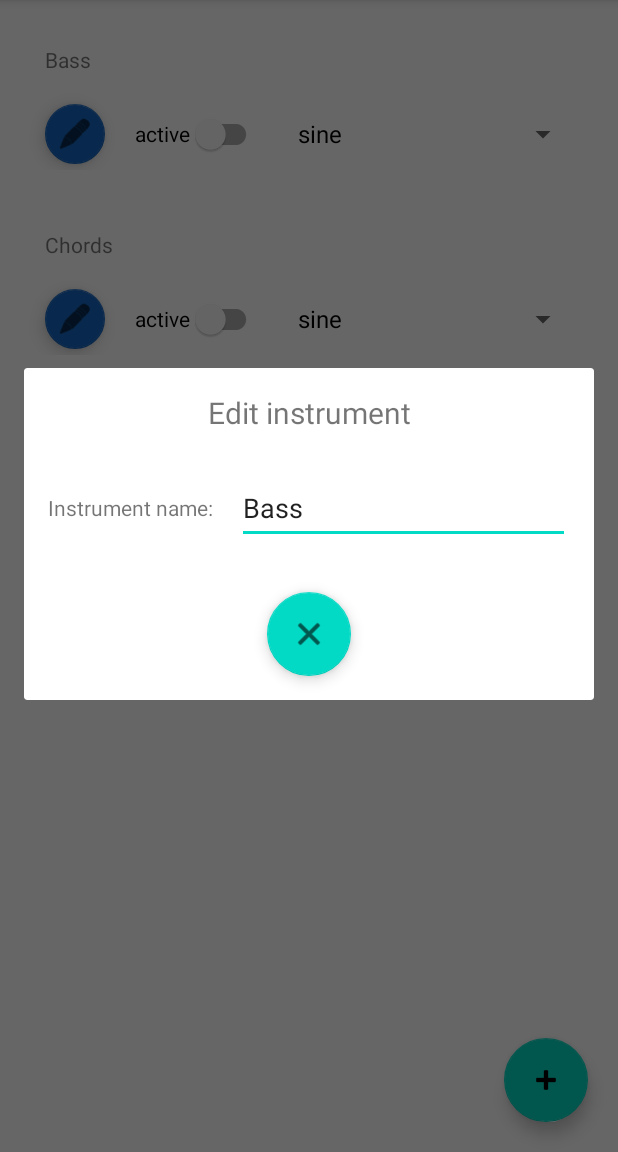
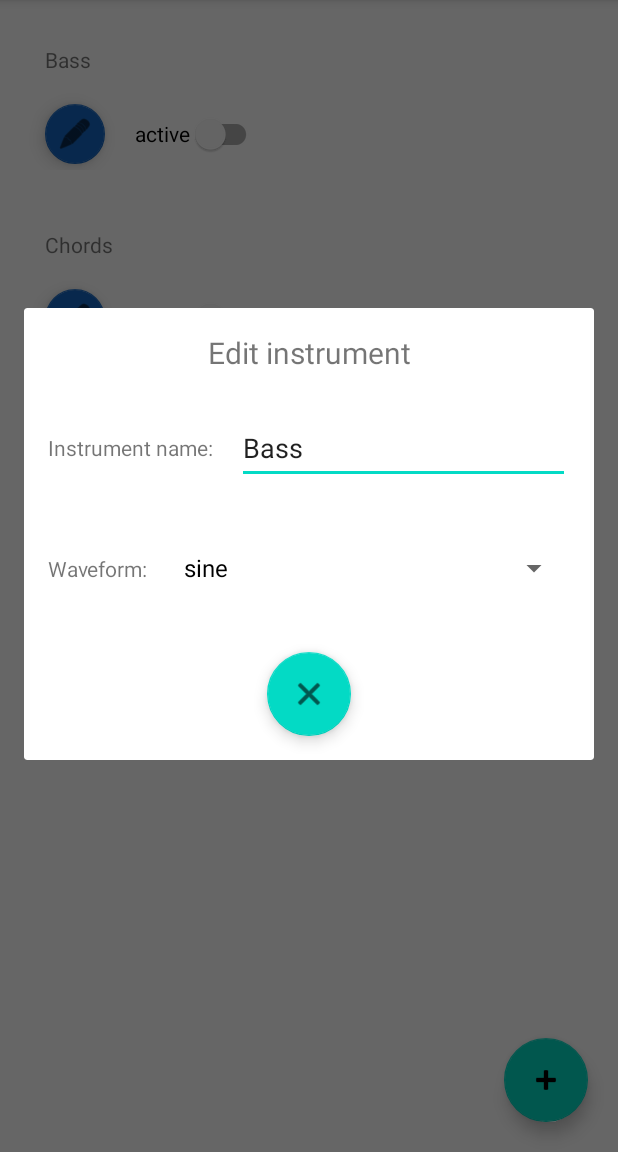
Before and after one commit to biosfood/music-app, an Android app: the fragment InstrumentListFragment shown on its own in the app's theme, after a tap on an icon or button, on a phone screen of 412 x 824 dp, the part 84-1236 px from its top. Run offline under Robolectric (Android 15) with nearby library versions, the phone set to English and light mode, and no system bars; 2 statements that could not run were skipped.

Commit message:
move waveform selection to the instrument editor windows

```diff
--- a/app/src/main/java/com/lukas/music/ui/adapters/InstrumentAdapter.kt
+++ b/app/src/main/java/com/lukas/music/ui/adapters/InstrumentAdapter.kt
@@ -11,44 +11,15 @@
 package com.lukas.music.ui.adapters
 
 import android.view.LayoutInflater
-import android.view.View
 import android.view.ViewGroup
-import android.widget.AdapterView
-import android.widget.ArrayAdapter
 import androidx.recyclerview.widget.RecyclerView
 import com.lukas.music.databinding.FragmentInstrumentBinding
 import com.lukas.music.instruments.Instrument
-import com.lukas.music.instruments.Waveform
 import com.lukas.music.ui.fragments.InstrumentListFragment
 
 
 class InstrumentAdapter(val parent: InstrumentListFragment) :
-    RecyclerView.Adapter<InstrumentAdapter.InstrumentViewHolder>() {
-    class InstrumentViewHolder(val binding: FragmentInstrumentBinding) :
-        RecyclerView.ViewHolder(binding.root), AdapterView.OnItemSelectedListener {
-        lateinit var instrument: Instrument
-
-        init {
-            val adapter = ArrayAdapter(
-                binding.root.context,
-                android.R.layout.simple_spinner_dropdown_item, Waveform.VALUES
-            )
-            binding.waveformSelection.adapter = adapter
-            binding.waveformSelection.onItemSelectedListener = this
-        }
-
-        override fun onItemSelected(
-            adapterView: AdapterView<*>?,
-            view: View?,
-            position: Int,
-            id: Long
-        ) {
-            instrument.waveform = Waveform.VALUES[position]
-        }
-
-        override fun onNothingSelected(adapterView: AdapterView<*>?) {
-        }
-    }
+    RecyclerView.Adapter<InstrumentViewHolder>() {
 
     override fun onCreateViewHolder(parent: ViewGroup, viewType: Int): InstrumentViewHolder {
         val context = parent.context
--- /dev/null
+++ b/app/src/main/java/com/lukas/music/ui/adapters/InstrumentViewHolder.kt
@@ -0,0 +1,20 @@
+/*
+ * Copyright (C) 2022 Lukas Eisenhauer
+ *
+ * This program is free software: you can redistribute it and/or modify it under the terms of the GNU General Public License as published by the Free Software Foundation, either version 3 of the License, or(at your option) any later version.
+ *
+ * This program is distributed in the hope that it will be useful,but WITHOUT ANY WARRANTY; without even the implied warranty of MERCHANTABILITY or FITNESS FOR A PARTICULAR PURPOSE.  See the GNU General Public License for more details.
+ *
+ * You should have received a copy of the GNU General Public License along with this program.  If not, see <https://www.gnu.org/licenses/>.
+ */
+
+package com.lukas.music.ui.adapters
+
+import androidx.recyclerview.widget.RecyclerView
+import com.lukas.music.databinding.FragmentInstrumentBinding
+import com.lukas.music.instruments.Instrument
+
+class InstrumentViewHolder(val binding: FragmentInstrumentBinding) :
+    RecyclerView.ViewHolder(binding.root) {
+    lateinit var instrument: Instrument
+}
--- a/app/src/main/java/com/lukas/music/ui/fragments/EditInstrumentFragment.kt
+++ b/app/src/main/java/com/lukas/music/ui/fragments/EditInstrumentFragment.kt
@@ -10,17 +10,21 @@
 
 package com.lukas.music.ui.fragments
 
+import android.R
 import android.os.Bundle
 import android.text.Editable
 import android.text.TextWatcher
 import android.view.LayoutInflater
 import android.view.View
 import android.view.ViewGroup
+import android.widget.AdapterView
+import android.widget.ArrayAdapter
 import androidx.fragment.app.DialogFragment
 import androidx.fragment.app.FragmentManager
 import com.lukas.music.databinding.FragmentEditInstrumentBinding
 import com.lukas.music.databinding.FragmentInstrumentBinding
 import com.lukas.music.instruments.Instrument
+import com.lukas.music.instruments.Waveform
 
 class EditInstrumentFragment(
     private val instrument: Instrument,
@@ -45,6 +49,24 @@ class EditInstrumentFragment(
                 instrument.applyToView(parent, manager)
             }
         })
+        val adapter = ArrayAdapter(
+            binding.root.context,
+            R.layout.simple_spinner_dropdown_item, Waveform.VALUES
+        )
+        binding.waveformSelection.adapter = adapter
+        binding.waveformSelection.onItemSelectedListener =
+            object : AdapterView.OnItemSelectedListener {
+                override fun onItemSelected(
+                    parent: AdapterView<*>?,
+                    view: View?,
+                    position: Int,
+                    id: Long
+                ) {
+                    instrument.waveform = Waveform.VALUES[position]
+                }
+
+                override fun onNothingSelected(parent: AdapterView<*>?) {}
+            }
         binding.closeButton.setOnClickListener {
             dismiss()
         }
--- a/app/src/main/res/layout/fragment_edit_instrument.xml
+++ b/app/src/main/res/layout/fragment_edit_instrument.xml
@@ -68,6 +68,27 @@
         app:layout_constraintBottom_toBottomOf="parent"
         app:layout_constraintEnd_toEndOf="parent"
         app:layout_constraintStart_toStartOf="parent"
+        app:layout_constraintTop_toBottomOf="@+id/waveformSelection" />
+
+    <Spinner
+        android:id="@+id/waveformSelection"
+        android:layout_width="0dp"
+        android:layout_height="wrap_content"
+        android:layout_marginStart="16dp"
+        android:layout_marginTop="32dp"
+        android:contentDescription="@string/waveform"
+        android:minHeight="48dp"
+        app:layout_constraintEnd_toEndOf="@+id/instrumentNameTextBox"
+        app:layout_constraintStart_toEndOf="@+id/textView7"
         app:layout_constraintTop_toBottomOf="@+id/instrumentNameTextBox" />
 
+    <TextView
+        android:id="@+id/textView7"
+        android:layout_width="wrap_content"
+        android:layout_height="wrap_content"
+        android:text="@string/waveform"
+        app:layout_constraintBottom_toBottomOf="@+id/waveformSelection"
+        app:layout_constraintStart_toStartOf="@+id/textView2"
+        app:layout_constraintTop_toTopOf="@+id/waveformSelection" />
+
 </androidx.constraintlayout.widget.ConstraintLayout>
--- a/app/src/main/res/layout/fragment_instrument.xml
+++ b/app/src/main/res/layout/fragment_instrument.xml
@@ -60,19 +60,6 @@
             app:layout_constraintStart_toEndOf="@+id/editInstrumentButton"
             app:layout_constraintTop_toBottomOf="@+id/instrumentNameText" />
 
-        <Spinner
-            android:id="@+id/waveformSelection"
-            android:layout_width="0dp"
-            android:layout_height="wrap_content"
-            android:layout_marginStart="16dp"
-            android:layout_marginTop="16dp"
-            android:layout_marginEnd="16dp"
-            android:contentDescription="@string/instrument_type_description"
-            android:minHeight="48dp"
-            android:spinnerMode="dropdown"
-            app:layout_constraintEnd_toEndOf="parent"
-            app:layout_constraintStart_toEndOf="@+id/activeSwitch"
-            app:layout_constraintTop_toBottomOf="@+id/instrumentNameText" />
     </androidx.constraintlayout.widget.ConstraintLayout>
 
 </FrameLayout>
--- a/app/src/main/res/values/strings.xml
+++ b/app/src/main/res/values/strings.xml
@@ -37,4 +37,5 @@
     <string name="edit_instrument">Edit instrument</string>
     <string name="instrument_name">Instrument name:</string>
     <string name="close">close this menu</string>
+    <string name="waveform">Waveform:</string>
 </resources>
```
